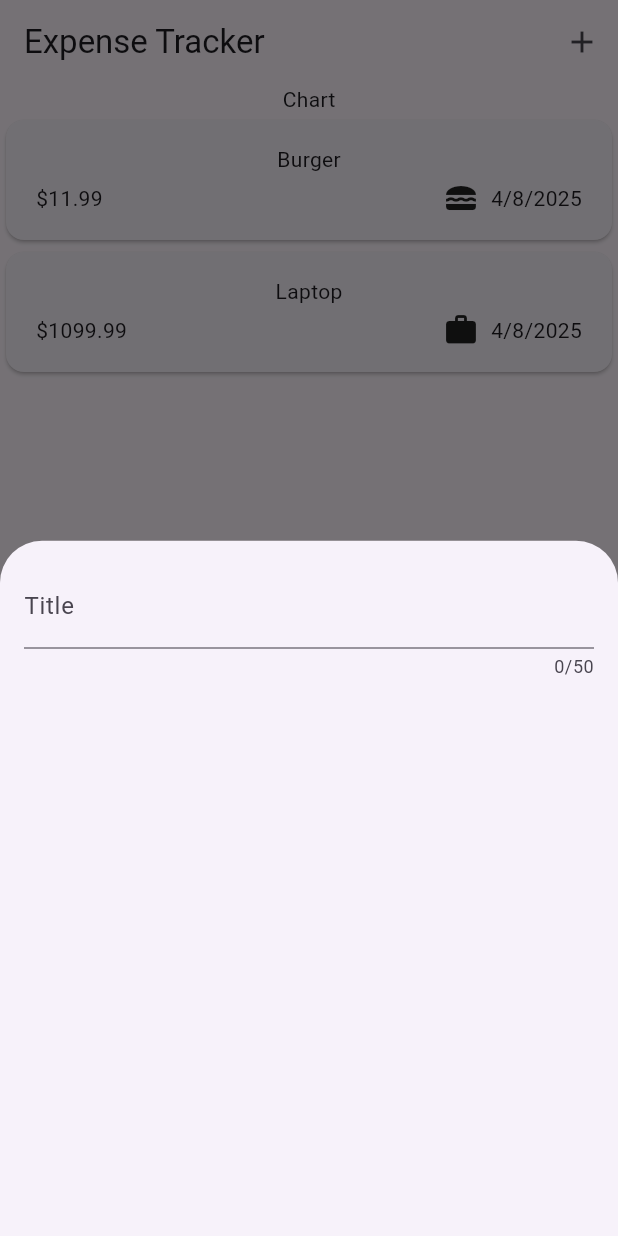
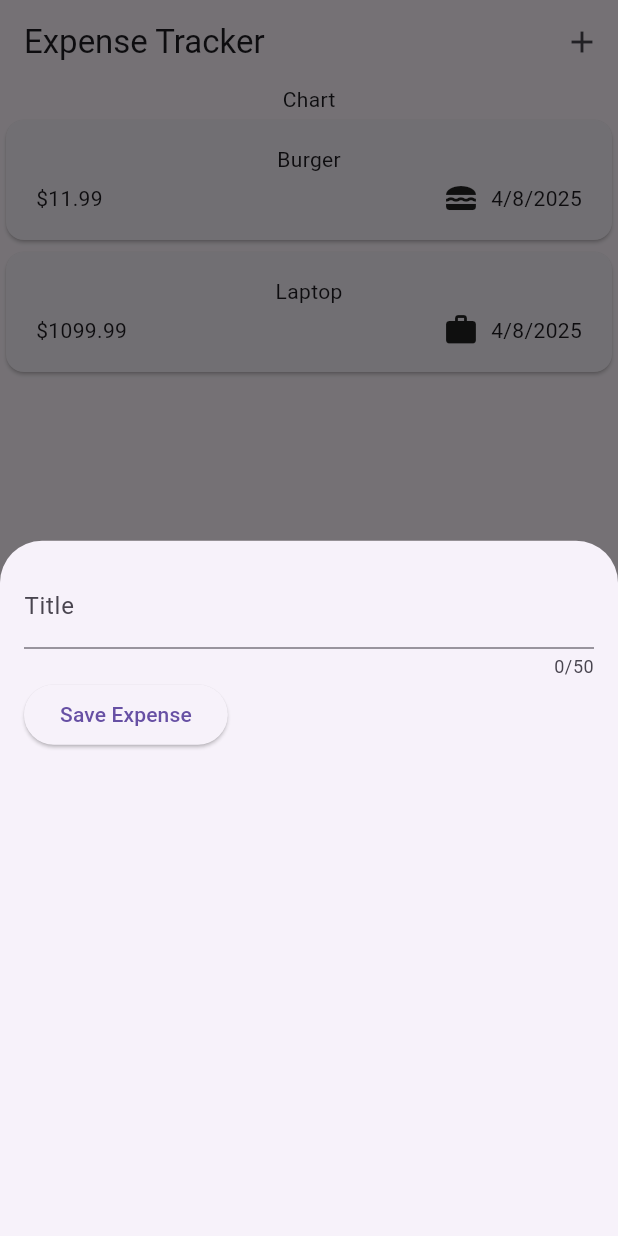
Before and after one commit to chris-zaharia/expense_tracker, a Flutter app: the screen it shows after launch, after a tap on the "add" icon, on a phone screen of 412 x 824 dp. Run offline on Flutter 3.47's test engine with Material 3 defaults, Android fonts, the phone set to English and light mode, and no system bars.

```diff
--- a/lib/widgets/new_expense.dart
+++ b/lib/widgets/new_expense.dart
@@ -11,6 +11,13 @@ class NewExpense extends StatefulWidget {
 }
 
 class _NewExpenseState extends State<NewExpense> {
+  final _titleController = TextEditingController();
+  @override
+  void dispose() {
+    _titleController.dispose();
+    super.dispose();
+  }
+
   @override
   Widget build(BuildContext context) {
     return Padding(
@@ -21,6 +28,7 @@ class _NewExpenseState extends State<NewExpense> {
             children: [
               Expanded(
                 child: TextField(
+                  controller: _titleController,
                   maxLength: 50,
                   keyboardType: TextInputType.name,
                   decoration: const InputDecoration(
@@ -29,6 +37,16 @@ class _NewExpenseState extends State<NewExpense> {
                 ),
               )
             ],
+          ),
+          Row(
+            children: [
+              ElevatedButton(
+                onPressed: () {
+                  print(_titleController.text);
+                },
+                child: Text("Save Expense"),
+              ),
+            ],
           )
         ],
       ),
```
